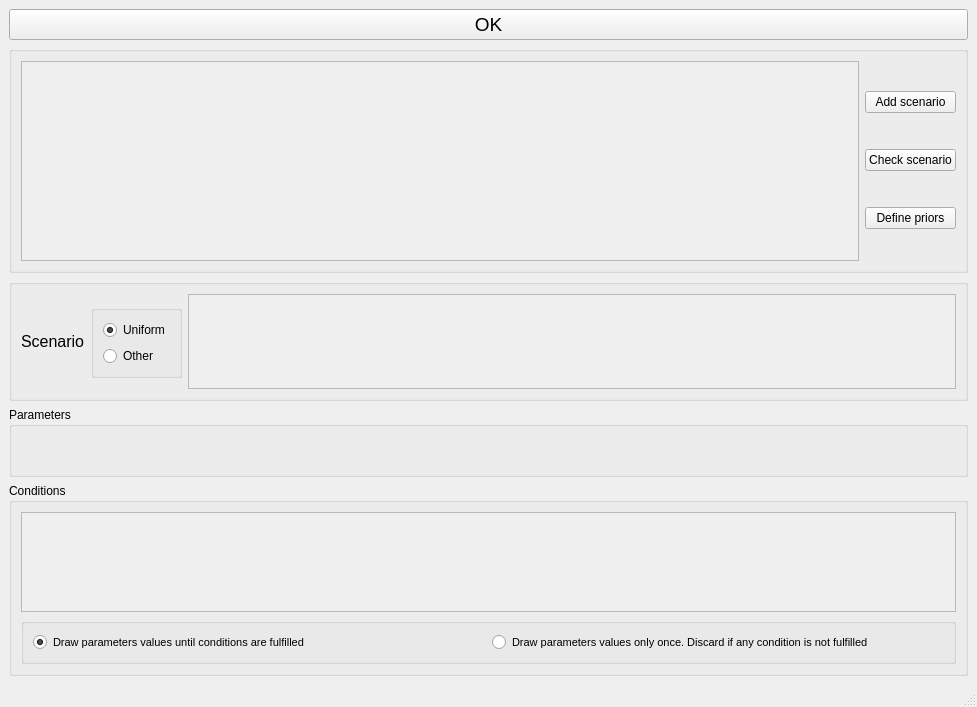
This is python_interface/uis/setHistoricalModel.ui in cbgp/diyabc as Qt 5 draws it before an edit. The edited form follows.
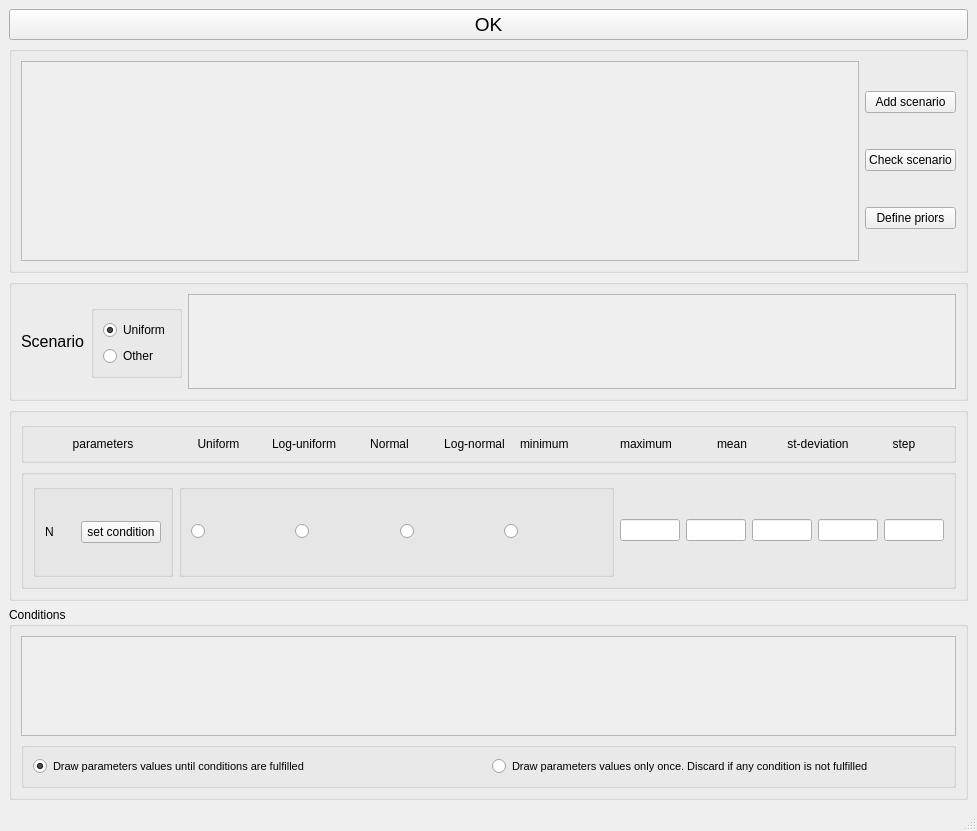
This is the edited form.

```diff
--- a/python_interface/uis/setHistoricalModel.ui
+++ b/python_interface/uis/setHistoricalModel.ui
@@ -257,9 +257,410 @@
     </item>
     <item>
      <widget class="QGroupBox" name="groupBox_3">
+      <property name="sizePolicy">
+       <sizepolicy hsizetype="Preferred" vsizetype="Preferred">
+        <horstretch>0</horstretch>
+        <verstretch>0</verstretch>
+       </sizepolicy>
+      </property>
       <property name="title">
-       <string>Parameters</string>
+       <string/>
       </property>
+      <layout class="QVBoxLayout" name="verticalLayout_2">
+       <item>
+        <widget class="QGroupBox" name="groupBox_6">
+         <property name="title">
+          <string/>
+         </property>
+         <layout class="QHBoxLayout" name="horizontalLayout_7">
+          <item>
+           <widget class="QLabel" name="label_2">
+            <property name="sizePolicy">
+             <sizepolicy hsizetype="Fixed" vsizetype="Preferred">
+              <horstretch>0</horstretch>
+              <verstretch>0</verstretch>
+             </sizepolicy>
+            </property>
+            <property name="minimumSize">
+             <size>
+              <width>140</width>
+              <height>0</height>
+             </size>
+            </property>
+            <property name="maximumSize">
+             <size>
+              <width>140</width>
+              <height>16777215</height>
+             </size>
+            </property>
+            <property name="text">
+             <string>parameters</string>
+            </property>
+            <property name="alignment">
+             <set>Qt::AlignCenter</set>
+            </property>
+           </widget>
+          </item>
+          <item>
+           <widget class="QLabel" name="label_3">
+            <property name="text">
+             <string>Uniform</string>
+            </property>
+            <property name="alignment">
+             <set>Qt::AlignCenter</set>
+            </property>
+           </widget>
+          </item>
+          <item>
+           <widget class="QLabel" name="label_4">
+            <property name="text">
+             <string>Log-uniform</string>
+            </property>
+            <property name="alignment">
+             <set>Qt::AlignCenter</set>
+            </property>
+           </widget>
+          </item>
+          <item>
+           <widget class="QLabel" name="label_5">
+            <property name="text">
+             <string>Normal</string>
+            </property>
+            <property name="alignment">
+             <set>Qt::AlignCenter</set>
+            </property>
+           </widget>
+          </item>
+          <item>
+           <widget class="QLabel" name="label_6">
+            <property name="text">
+             <string>Log-normal</string>
+            </property>
+            <property name="alignment">
+             <set>Qt::AlignCenter</set>
+            </property>
+           </widget>
+          </item>
+          <item>
+           <widget class="QLabel" name="label_7">
+            <property name="sizePolicy">
+             <sizepolicy hsizetype="Fixed" vsizetype="Preferred">
+              <horstretch>0</horstretch>
+              <verstretch>0</verstretch>
+             </sizepolicy>
+            </property>
+            <property name="minimumSize">
+             <size>
+              <width>80</width>
+              <height>0</height>
+             </size>
+            </property>
+            <property name="maximumSize">
+             <size>
+              <width>80</width>
+              <height>16777215</height>
+             </size>
+            </property>
+            <property name="text">
+             <string>minimum</string>
+            </property>
+           </widget>
+          </item>
+          <item>
+           <widget class="QLabel" name="label_8">
+            <property name="sizePolicy">
+             <sizepolicy hsizetype="Fixed" vsizetype="Preferred">
+              <horstretch>0</horstretch>
+              <verstretch>0</verstretch>
+             </sizepolicy>
+            </property>
+            <property name="minimumSize">
+             <size>
+              <width>80</width>
+              <height>0</height>
+             </size>
+            </property>
+            <property name="maximumSize">
+             <size>
+              <width>80</width>
+              <height>16777215</height>
+             </size>
+            </property>
+            <property name="text">
+             <string>maximum</string>
+            </property>
+            <property name="alignment">
+             <set>Qt::AlignCenter</set>
+            </property>
+           </widget>
+          </item>
+          <item>
+           <widget class="QLabel" name="label_9">
+            <property name="sizePolicy">
+             <sizepolicy hsizetype="Fixed" vsizetype="Preferred">
+              <horstretch>0</horstretch>
+              <verstretch>0</verstretch>
+             </sizepolicy>
+            </property>
+            <property name="minimumSize">
+             <size>
+              <width>80</width>
+              <height>0</height>
+             </size>
+            </property>
+            <property name="maximumSize">
+             <size>
+              <width>80</width>
+              <height>16777215</height>
+             </size>
+            </property>
+            <property name="text">
+             <string>mean</string>
+            </property>
+            <property name="alignment">
+             <set>Qt::AlignCenter</set>
+            </property>
+           </widget>
+          </item>
+          <item>
+           <widget class="QLabel" name="label_10">
+            <property name="sizePolicy">
+             <sizepolicy hsizetype="Fixed" vsizetype="Preferred">
+              <horstretch>0</horstretch>
+              <verstretch>0</verstretch>
+             </sizepolicy>
+            </property>
+            <property name="minimumSize">
+             <size>
+              <width>80</width>
+              <height>0</height>
+             </size>
+            </property>
+            <property name="maximumSize">
+             <size>
+              <width>80</width>
+              <height>16777215</height>
+             </size>
+            </property>
+            <property name="text">
+             <string>st-deviation</string>
+            </property>
+            <property name="alignment">
+             <set>Qt::AlignCenter</set>
+            </property>
+           </widget>
+          </item>
+          <item>
+           <widget class="QLabel" name="label_11">
+            <property name="sizePolicy">
+             <sizepolicy hsizetype="Fixed" vsizetype="Preferred">
+              <horstretch>0</horstretch>
+              <verstretch>0</verstretch>
+             </sizepolicy>
+            </property>
+            <property name="minimumSize">
+             <size>
+              <width>80</width>
+              <height>0</height>
+             </size>
+            </property>
+            <property name="maximumSize">
+             <size>
+              <width>80</width>
+              <height>16777215</height>
+             </size>
+            </property>
+            <property name="text">
+             <string>step</string>
+            </property>
+            <property name="alignment">
+             <set>Qt::AlignCenter</set>
+            </property>
+           </widget>
+          </item>
+         </layout>
+        </widget>
+       </item>
+       <item>
+        <widget class="QGroupBox" name="groupBox_8">
+         <property name="minimumSize">
+          <size>
+           <width>0</width>
+           <height>120</height>
+          </size>
+         </property>
+         <property name="title">
+          <string/>
+         </property>
+         <layout class="QHBoxLayout" name="horizontalLayout_10">
+          <item>
+           <widget class="QGroupBox" name="groupBox_9">
+            <property name="sizePolicy">
+             <sizepolicy hsizetype="Fixed" vsizetype="Preferred">
+              <horstretch>0</horstretch>
+              <verstretch>0</verstretch>
+             </sizepolicy>
+            </property>
+            <property name="minimumSize">
+             <size>
+              <width>140</width>
+              <height>0</height>
+             </size>
+            </property>
+            <property name="maximumSize">
+             <size>
+              <width>140</width>
+              <height>16777215</height>
+             </size>
+            </property>
+            <property name="title">
+             <string/>
+            </property>
+            <layout class="QHBoxLayout" name="horizontalLayout_8">
+             <item>
+              <widget class="QLabel" name="paramNameLabel">
+               <property name="text">
+                <string>N</string>
+               </property>
+              </widget>
+             </item>
+             <item>
+              <widget class="QPushButton" name="setCondButton">
+               <property name="text">
+                <string>set condition</string>
+               </property>
+              </widget>
+             </item>
+            </layout>
+           </widget>
+          </item>
+          <item>
+           <widget class="QGroupBox" name="groupBox_10">
+            <property name="title">
+             <string/>
+            </property>
+            <layout class="QHBoxLayout" name="horizontalLayout_9">
+             <item>
+              <widget class="QRadioButton" name="uniformParamRadio">
+               <property name="text">
+                <string/>
+               </property>
+              </widget>
+             </item>
+             <item>
+              <widget class="QRadioButton" name="logUniformRadio">
+               <property name="text">
+                <string/>
+               </property>
+              </widget>
+             </item>
+             <item>
+              <widget class="QRadioButton" name="normalRadio">
+               <property name="text">
+                <string/>
+               </property>
+              </widget>
+             </item>
+             <item>
+              <widget class="QRadioButton" name="logNormalRadio">
+               <property name="text">
+                <string/>
+               </property>
+              </widget>
+             </item>
+            </layout>
+           </widget>
+          </item>
+          <item>
+           <widget class="QLineEdit" name="lineEdit_4">
+            <property name="sizePolicy">
+             <sizepolicy hsizetype="Fixed" vsizetype="Fixed">
+              <horstretch>0</horstretch>
+              <verstretch>0</verstretch>
+             </sizepolicy>
+            </property>
+            <property name="minimumSize">
+             <size>
+              <width>60</width>
+              <height>0</height>
+             </size>
+            </property>
+            <property name="maximumSize">
+             <size>
+              <width>60</width>
+              <height>16777215</height>
+             </size>
+            </property>
+           </widget>
+          </item>
+          <item>
+           <widget class="QLineEdit" name="lineEdit">
+            <property name="minimumSize">
+             <size>
+              <width>60</width>
+              <height>0</height>
+             </size>
+            </property>
+            <property name="maximumSize">
+             <size>
+              <width>60</width>
+              <height>16777215</height>
+             </size>
+            </property>
+           </widget>
+          </item>
+          <item>
+           <widget class="QLineEdit" name="lineEdit_3">
+            <property name="minimumSize">
+             <size>
+              <width>60</width>
+              <height>0</height>
+             </size>
+            </property>
+            <property name="maximumSize">
+             <size>
+              <width>60</width>
+              <height>16777215</height>
+             </size>
+            </property>
+           </widget>
+          </item>
+          <item>
+           <widget class="QLineEdit" name="lineEdit_2">
+            <property name="minimumSize">
+             <size>
+              <width>60</width>
+              <height>0</height>
+             </size>
+            </property>
+            <property name="maximumSize">
+             <size>
+              <width>60</width>
+              <height>16777215</height>
+             </size>
+            </property>
+           </widget>
+          </item>
+          <item>
+           <widget class="QLineEdit" name="lineEdit_5">
+            <property name="minimumSize">
+             <size>
+              <width>60</width>
+              <height>0</height>
+             </size>
+            </property>
+            <property name="maximumSize">
+             <size>
+              <width>60</width>
+              <height>16777215</height>
+             </size>
+            </property>
+           </widget>
+          </item>
+         </layout>
+        </widget>
+       </item>
+      </layout>
      </widget>
     </item>
     <item>
@@ -299,8 +700,8 @@
            <rect>
             <x>0</x>
             <y>0</y>
-            <width>933</width>
-            <height>96</height>
+            <width>931</width>
+            <height>98</height>
            </rect>
           </property>
           <layout class="QHBoxLayout" name="horizontalLayout_2"/>
```
Left out of the diff: 12 changed lines with no effect on the pictures.
